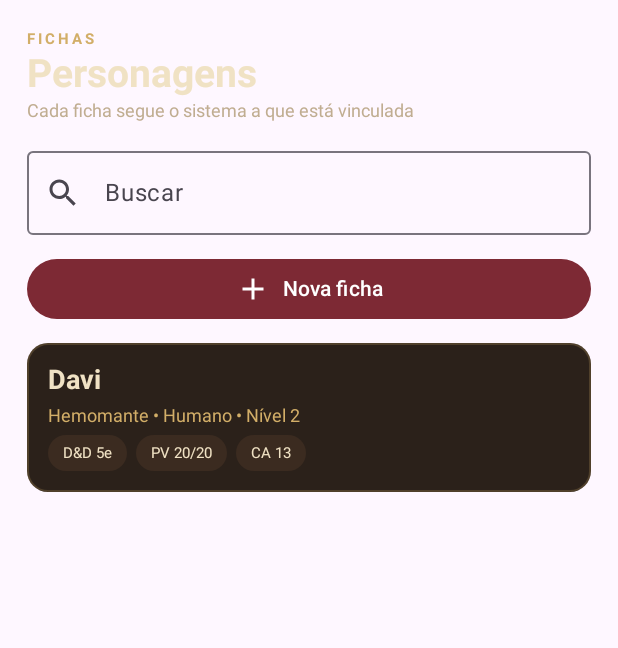
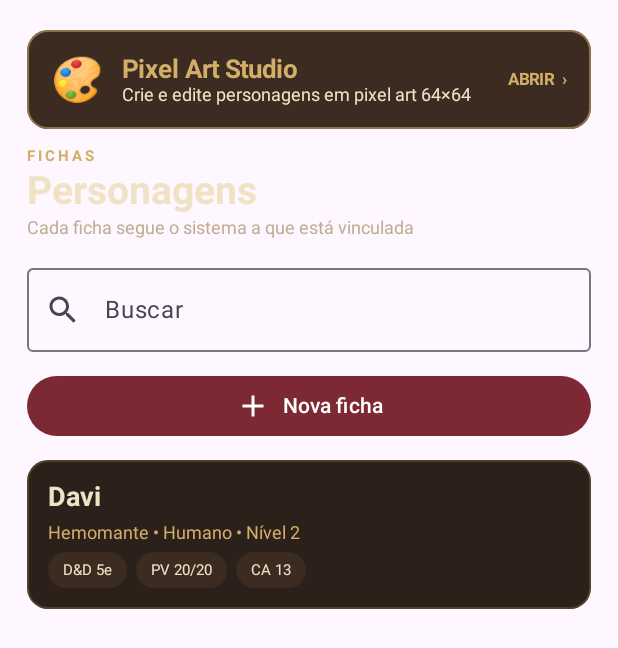
Before and after one commit to DaviFreitas12/-RPG-Beta-Android, an Android app built with Jetpack Compose: the composable CharacterSheetsScreen shown on its own in the app's theme, on a phone screen of 412 x 824 dp. Shown: the top 648 px of the screen. Run offline under Robolectric (Android 15) with nearby library versions, the phone set to English and light mode, and no system bars.

Commit message:
feat: add Pixel Art Studio interface

```diff
--- a/app/src/main/java/com/example/rpgsombrio/CharacterSheetScreen.kt
+++ b/app/src/main/java/com/example/rpgsombrio/CharacterSheetScreen.kt
@@ -1,4 +1,6 @@
 package com.example.rpgsombrio
+
+import com.example.rpgsombrio.pixelstudio.PixelStudioScreen
 
 import android.content.Context
 import android.content.SharedPreferences
@@ -78,12 +80,16 @@ internal fun CharacterSheetsScreen(modifier: Modifier = Modifier) {
     var query by rememberSaveable { mutableStateOf("") }
     var deleteTarget by remember { mutableStateOf<CharacterSheet?>(null) }
     var choosingSystem by remember { mutableStateOf(false) }
+    var showPixelStudio by rememberSaveable { mutableStateOf(false) }
     fun persist() = SheetStore.saveCharacters(prefs, sheets.toList())
 
     val current = sheets.firstOrNull { it.id == openId }
-    BackHandler(enabled = current != null) { openId = null }
+    BackHandler(enabled = showPixelStudio) { showPixelStudio = false }
+    BackHandler(enabled = current != null && !showPixelStudio) { openId = null }
 
-    if (current != null) {
+    if (showPixelStudio) {
+        PixelStudioScreen(modifier = modifier, onBack = { showPixelStudio = false })
+    } else if (current != null) {
         CharacterEditor(
             modifier, current, prefs,
             onChange = { updated ->
@@ -100,6 +106,23 @@ internal fun CharacterSheetsScreen(modifier: Modifier = Modifier) {
             contentPadding = PaddingValues(top = 20.dp, bottom = 28.dp),
             verticalArrangement = Arrangement.spacedBy(12.dp)
         ) {
+            item {
+                androidx.compose.material3.Card(
+                    modifier = Modifier.fillMaxWidth().clickable { showPixelStudio = true },
+                    colors = androidx.compose.material3.CardDefaults.cardColors(containerColor = Panel2),
+                    shape = RoundedCornerShape(14.dp),
+                    border = BorderStroke(1.dp, Gold.copy(alpha = .55f))
+                ) {
+                    Row(Modifier.fillMaxWidth().padding(16.dp), verticalAlignment = Alignment.CenterVertically, horizontalArrangement = Arrangement.spacedBy(12.dp)) {
+                        Text("🎨", fontSize = 28.sp)
+                        Column(Modifier.weight(1f)) {
+                            Text("Pixel Art Studio", color = Gold, fontSize = 17.sp, fontWeight = FontWeight.Bold)
+                            Text("Crie e edite personagens em pixel art 64×64", color = Parchment, fontSize = 12.sp)
+                        }
+                        Text("ABRIR  ›", color = Gold, fontSize = 11.sp, fontWeight = FontWeight.Bold)
+                    }
+                }
+            }
             listHeader("Fichas", "Personagens", "Cada ficha segue o sistema a que está vinculada",
                 query, { query = it }, "Nova ficha") { choosingSystem = true }
             if (filtered.isEmpty()) item {
```
Also changed, not shown: app/src/main/java/com/example/rpgsombrio/pixelstudio/PixelStudioScreen.kt (added, +199 -0 lines), 1 other file.
